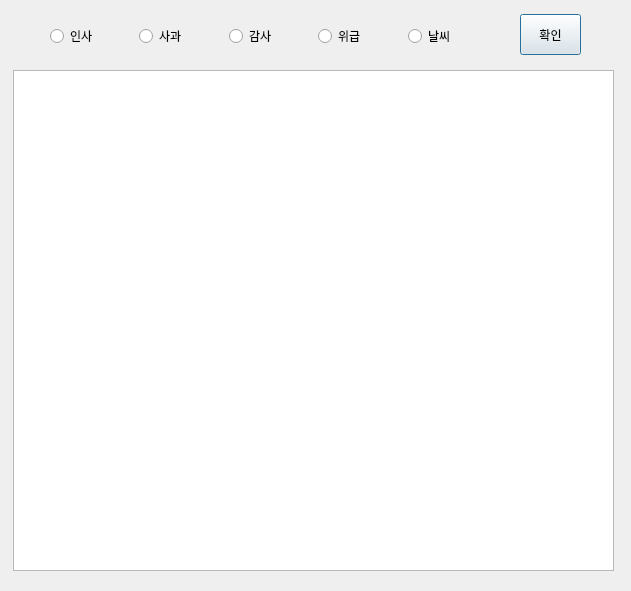
This is administration.ui in withdongyeong/stt_team3 as Qt 5 draws it before an edit. The edited form follows.
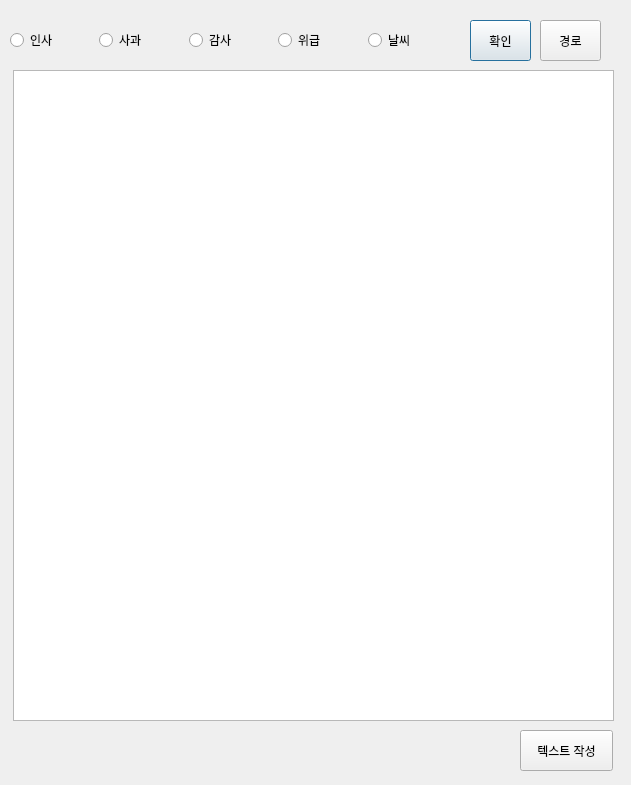
This is the edited form.

Commit message: modified administration.py for setting anthor file path and preparing next version

What changed in the file:
```diff
--- a/administration.ui
+++ b/administration.ui
@@ -7,7 +7,7 @@
     <x>0</x>
     <y>0</y>
     <width>631</width>
-    <height>591</height>
+    <height>785</height>
    </rect>
   </property>
   <property name="windowTitle">
@@ -16,8 +16,8 @@
   <widget class="QPushButton" name="chkBtn">
    <property name="geometry">
     <rect>
-     <x>520</x>
-     <y>14</y>
+     <x>470</x>
+     <y>20</y>
      <width>61</width>
      <height>41</height>
     </rect>
@@ -29,8 +29,8 @@
   <widget class="QWidget" name="horizontalLayoutWidget">
    <property name="geometry">
     <rect>
-     <x>50</x>
-     <y>6</y>
+     <x>10</x>
+     <y>10</y>
      <width>441</width>
      <height>61</height>
     </rect>
@@ -79,10 +79,36 @@
      <x>13</x>
      <y>70</y>
      <width>601</width>
-     <height>501</height>
+     <height>651</height>
     </rect>
    </property>
   </widget>
+  <widget class="QPushButton" name="setPathBtn">
+   <property name="geometry">
+    <rect>
+     <x>540</x>
+     <y>20</y>
+     <width>61</width>
+     <height>41</height>
+    </rect>
+   </property>
+   <property name="text">
+    <string>경로</string>
+   </property>
+  </widget>
+  <widget class="QPushButton" name="makeTextBtn">
+   <property name="geometry">
+    <rect>
+     <x>520</x>
+     <y>730</y>
+     <width>93</width>
+     <height>41</height>
+    </rect>
+   </property>
+   <property name="text">
+    <string>텍스트 작성</string>
+   </property>
+  </widget>
  </widget>
  <resources/>
  <connections/>
```
The commit also changes 1 other file.
